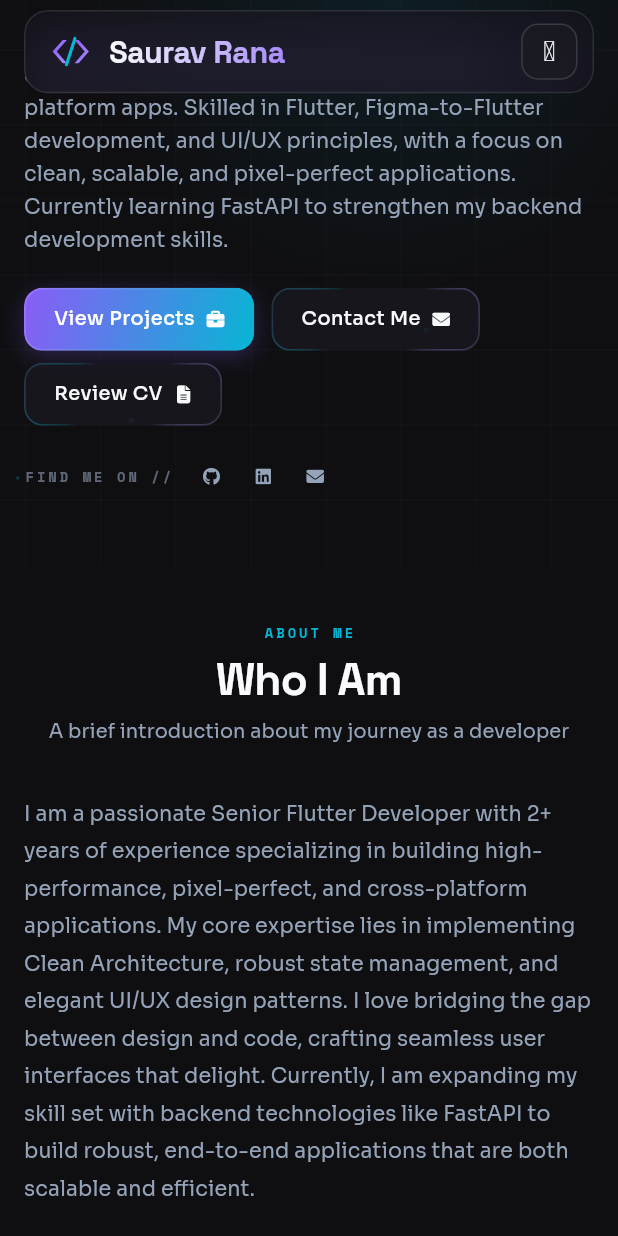
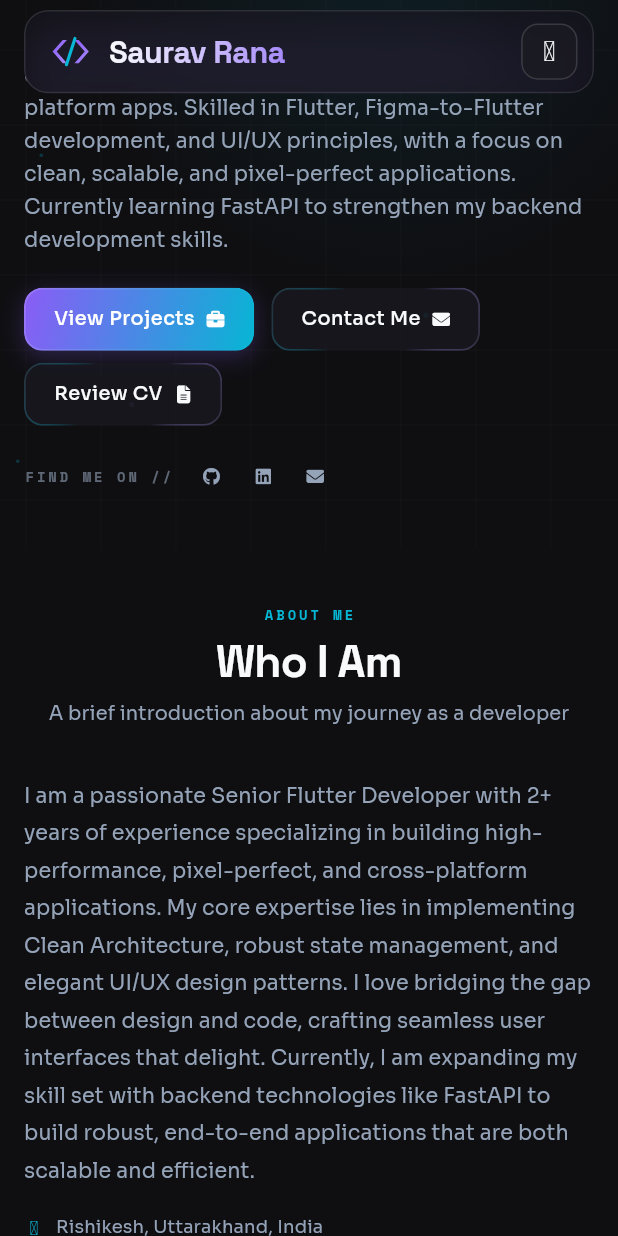
Before and after one commit to Saurav-Rana-June/sauavportfolio, a Flutter app: the screen it shows after launch, scrolled down 576 dp, on a phone screen of 412 x 824 dp. Run offline on Flutter 3.47's test engine with Material 3 defaults, Android fonts, the phone set to English and light mode, and no system bars; our stand-ins replace dio, flutter_screenutil, flutter_svg, font_awesome_flutter, get, get_storage and 2 more; accounts and stored records are empty.

Commit message:
fixes: Resolved layout spacing inconsistencies and aligned page section margins.

```diff
--- a/lib/presentation/home/home.screen.dart
+++ b/lib/presentation/home/home.screen.dart
@@ -71,7 +71,9 @@
               key: controller.contactSectionKey,
               child: ContactSection(profile: profile),
             ),
-            SliverToBoxAdapter(child: SizedBox(height: AppScale.h(64))),
+            SliverToBoxAdapter(
+              child: SizedBox(height: AppScale.sectionPaddingVertical()),
+            ),
           ],
         ),
         Positioned(
--- a/lib/presentation/home/widgets/experience_section.dart
+++ b/lib/presentation/home/widgets/experience_section.dart
@@ -73,6 +73,7 @@
 
   Widget _buildTimeline(List<ExperienceModel> experiences) {
     return ListView.builder(
+      padding: EdgeInsets.zero,
       shrinkWrap: true,
       physics: const NeverScrollableScrollPhysics(),
       itemCount: experiences.length,
@@ -92,7 +93,7 @@
             Padding(
               padding: EdgeInsets.only(
                 left: 24 + AppScale.w(Spacing.s24),
-                bottom: AppScale.h(24),
+                bottom: isLast ? 0 : AppScale.h(24),
               ),
               child: _ExperienceCard(experience: exp),
             ),
--- a/lib/presentation/home/widgets/hero_section.dart
+++ b/lib/presentation/home/widgets/hero_section.dart
@@ -44,9 +44,11 @@
     return FuturisticBackground(
       child: Container(
         width: double.infinity,
-        padding: EdgeInsets.symmetric(
-          horizontal: AppScale.pagePaddingHorizontal(),
-          vertical: AppScale.heroPaddingVertical(),
+        padding: EdgeInsets.only(
+          left: AppScale.pagePaddingHorizontal(),
+          right: AppScale.pagePaddingHorizontal(),
+          top: AppScale.heroPaddingVertical(),
+          bottom: AppScale.sectionPaddingVertical(),
         ),
         child: Center(
           child: ConstrainedBox(
--- a/lib/presentation/home/widgets/projects_section.dart
+++ b/lib/presentation/home/widgets/projects_section.dart
@@ -72,6 +72,7 @@
               ),
               AppScale.h(48).gapH,
               GridView.builder(
+                padding: EdgeInsets.zero,
                 shrinkWrap: true,
                 physics: const NeverScrollableScrollPhysics(),
                 gridDelegate: SliverGridDelegateWithFixedCrossAxisCount(
--- a/lib/presentation/home/widgets/skills_section.dart
+++ b/lib/presentation/home/widgets/skills_section.dart
@@ -15,7 +15,8 @@
   State<SkillsSection> createState() => _SkillsSectionState();
 }
 
-class _SkillsSectionState extends State<SkillsSection> with AutomaticKeepAliveClientMixin {
+class _SkillsSectionState extends State<SkillsSection>
+    with AutomaticKeepAliveClientMixin {
   @override
   bool get wantKeepAlive => true;
 
@@ -88,7 +89,7 @@
                   fontSize: AppScale.font(14),
                 ),
               ),
-              48.0.gapH,
+              AppScale.h(48).gapH,
               Wrap(
                 spacing: 12,
                 runSpacing: 12,
```
